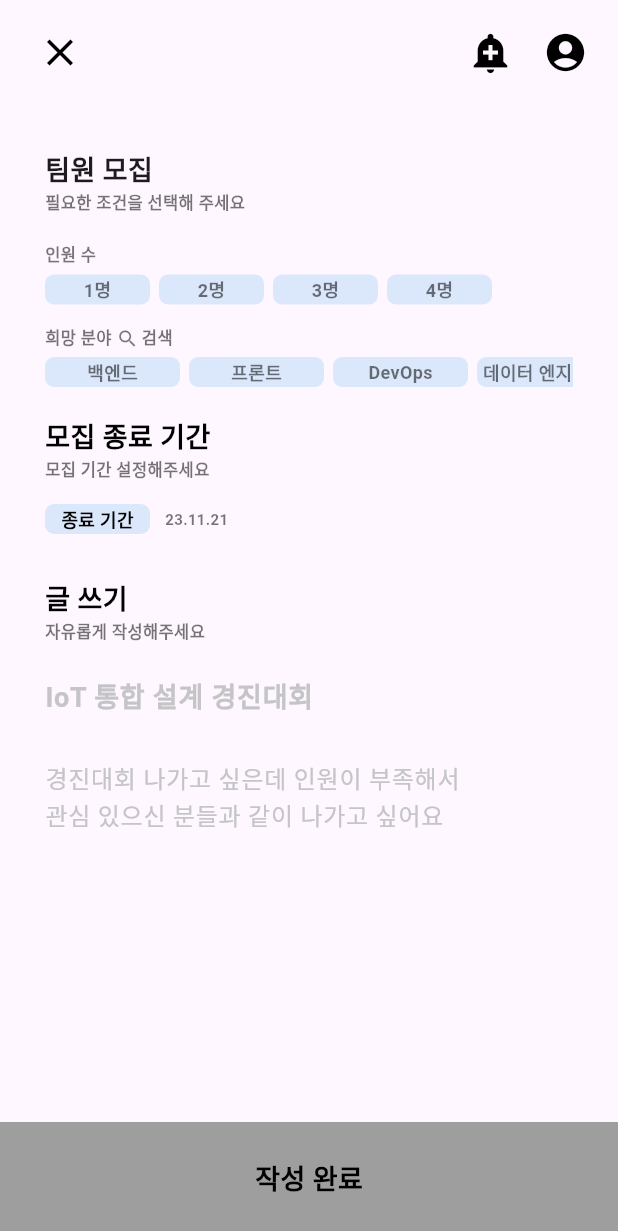
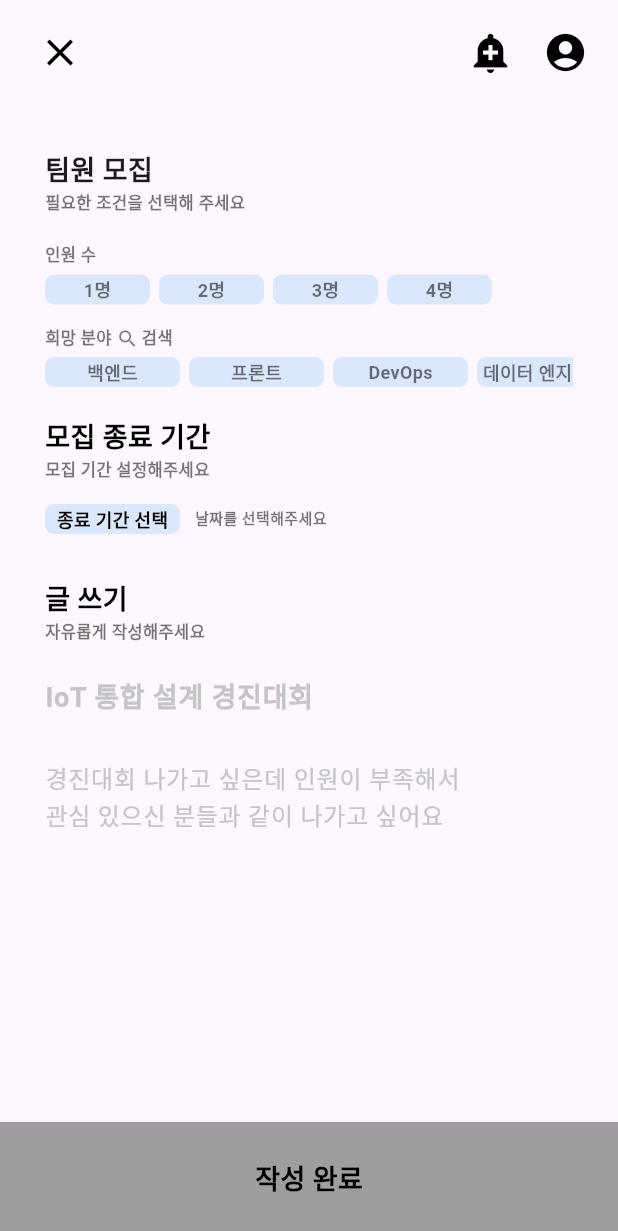
Before and after one commit to Jeong-Reminder/frontend, a Flutter app: the MakeTeamPage screen opened directly, on a phone screen of 412 x 824 dp. Shown: the top 1231 px of the screen. Run offline on Flutter 3.47's test engine with Material 3 defaults, Android fonts, the phone set to English and light mode, and no system bars; our stand-ins replace badges, cookie_jar, file_picker, flutter_datetime_picker_plus, image_picker, jwt_decoder and 4 more; accounts and stored records are empty.

Commit message:
feat : #104 팀원 모집글 작성 API 연동
- 모집 종료 기간 선택할 수 있도록 날짜 선택기 추가 구현
- 선택된 모집 종료 기간을 저장하는 변수 selectedEndDate 선언

```diff
--- a/frontend/lib/main.dart
+++ b/frontend/lib/main.dart
@@ -6,6 +6,7 @@ import 'package:frontend/providers/projectExperience_provider.dart';
 import 'package:frontend/screens/experience_screen.dart';
 import 'package:frontend/screens/home_screen.dart';
 import 'package:frontend/screens/login_screen.dart';
+import 'package:frontend/screens/makeTeam_screen.dart';
 import 'package:frontend/screens/settingProFile1_screen.dart';
 import 'package:frontend/screens/settingProfile2_screen.dart';
 import 'package:provider/provider.dart';
@@ -59,7 +60,7 @@ class _MyAppState extends State<MyApp> with WidgetsBindingObserver {
     return MaterialApp(
       initialRoute: '/',
       routes: {
-        '/': (context) => const LoginPage(),
+        '/': (context) => const MakeTeamPage(),
         '/add_member': (context) => const AddMemberPage(),
         '/user-info': (context) => const UserInfoPage(),
         '/setting-profile': (context) => const SettingProfile1Page(),
--- a/frontend/lib/screens/makeTeam_screen.dart
+++ b/frontend/lib/screens/makeTeam_screen.dart
@@ -8,15 +8,16 @@ class MakeTeamPage extends StatefulWidget {
 }
 
 class _MakeTeamPageState extends State<MakeTeamPage> {
-  int selectedPeopleCount = -1; // 선택된 인원 수를 저장하는 상태 변수
-  String selectedField = ''; // 선택된 희망 분야를 저장하는 상태 변수
+  int selectedPeopleCount = -1; // 선택된 인원 수를 저장하는 변수
+  String selectedField = ''; // 선택된 희망 분야를 저장하는 변수
+  DateTime? selectedEndDate; // 선택된 모집 종료 기간을 저장하는 변수
+
   final TextEditingController _titleController =
       TextEditingController(); // 제목 텍스트 제어하는 컨트롤러
   final TextEditingController _contentController =
       TextEditingController(); // 내용 텍스트 제어하는 컨트롤러
 
-  ValueNotifier<bool>
-      isButtonEnabled = // ValueNotifier는 값이 변경될 때 리스너들에게 알릴 수 있는 간단한 클래스로, 주로 상태 관리에 사용
+  ValueNotifier<bool> isButtonEnabled =
       ValueNotifier(false); // 버튼 활성화 상태를 관리하는 변수
 
   @override
@@ -41,6 +42,21 @@ class _MakeTeamPageState extends State<MakeTeamPage> {
     // 제목과 내용이 비어있지 않은지 확인하여 버튼 활성화 상태 업데이트
     isButtonEnabled.value =
         _titleController.text.isNotEmpty && _contentController.text.isNotEmpty;
+  }
+
+  // 날짜 선택기 함수
+  Future<void> _selectEndDate(BuildContext context) async {
+    final DateTime? picked = await showDatePicker(
+      context: context,
+      initialDate: DateTime.now(),
+      firstDate: DateTime(2010),
+      lastDate: DateTime(2101),
+    );
+    if (picked != null && picked != selectedEndDate) {
+      setState(() {
+        selectedEndDate = picked;
+      });
+    }
   }
 
   // 인원 수 버튼을 생성하는 위젯
@@ -273,17 +289,17 @@ class _MakeTeamPageState extends State<MakeTeamPage> {
               Row(
                 children: [
                   GestureDetector(
-                    onTap: () {},
+                    onTap: () => _selectEndDate(context), // 날짜 선택 함수 호출
                     child: Container(
                       height: 20,
-                      width: 70,
+                      width: 90,
                       decoration: BoxDecoration(
                         color: const Color(0xFFDBE7FB),
                         borderRadius: BorderRadius.circular(6),
                       ),
                       child: const Center(
                         child: Text(
-                          '종료 기간',
+                          '종료 기간 선택',
                           style: TextStyle(
                             fontSize: 12,
                             fontWeight: FontWeight.bold,
@@ -294,9 +310,11 @@ class _MakeTeamPageState extends State<MakeTeamPage> {
                     ),
                   ),
                   const SizedBox(width: 10),
-                  const Text(
-                    '23.11.21',
-                    style: TextStyle(
+                  Text(
+                    selectedEndDate != null
+                        ? '${selectedEndDate!.year}.${selectedEndDate!.month}.${selectedEndDate!.day}'
+                        : '날짜를 선택해주세요',
+                    style: const TextStyle(
                       fontSize: 10,
                       fontWeight: FontWeight.bold,
                       color: Colors.black54,
```
